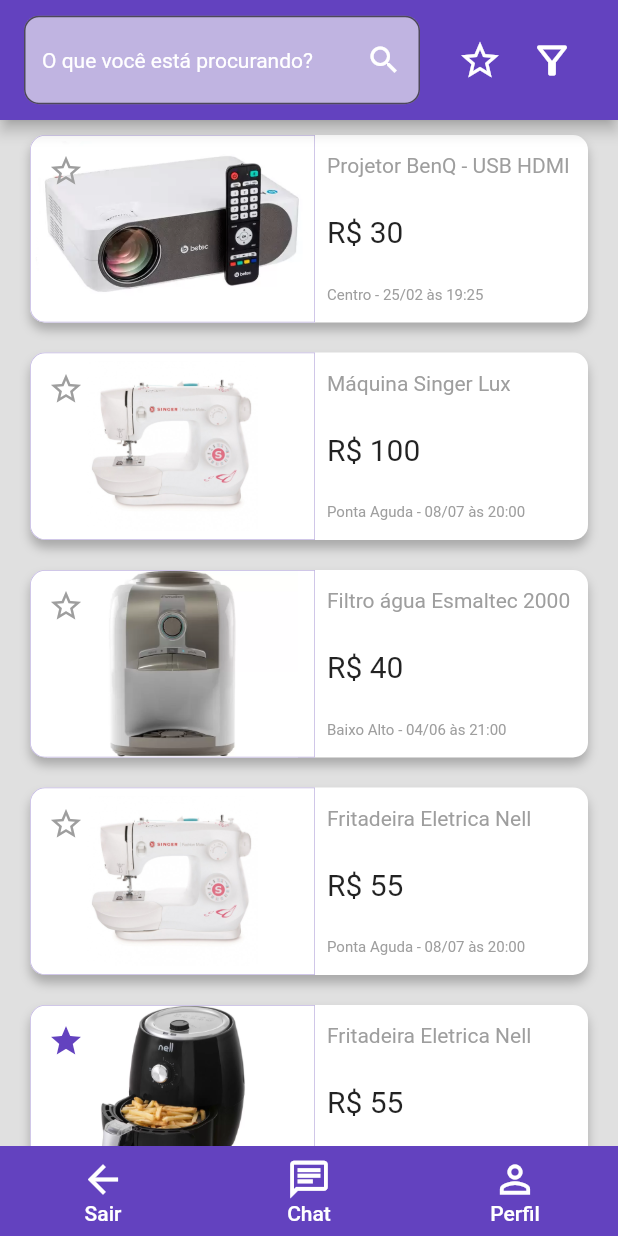
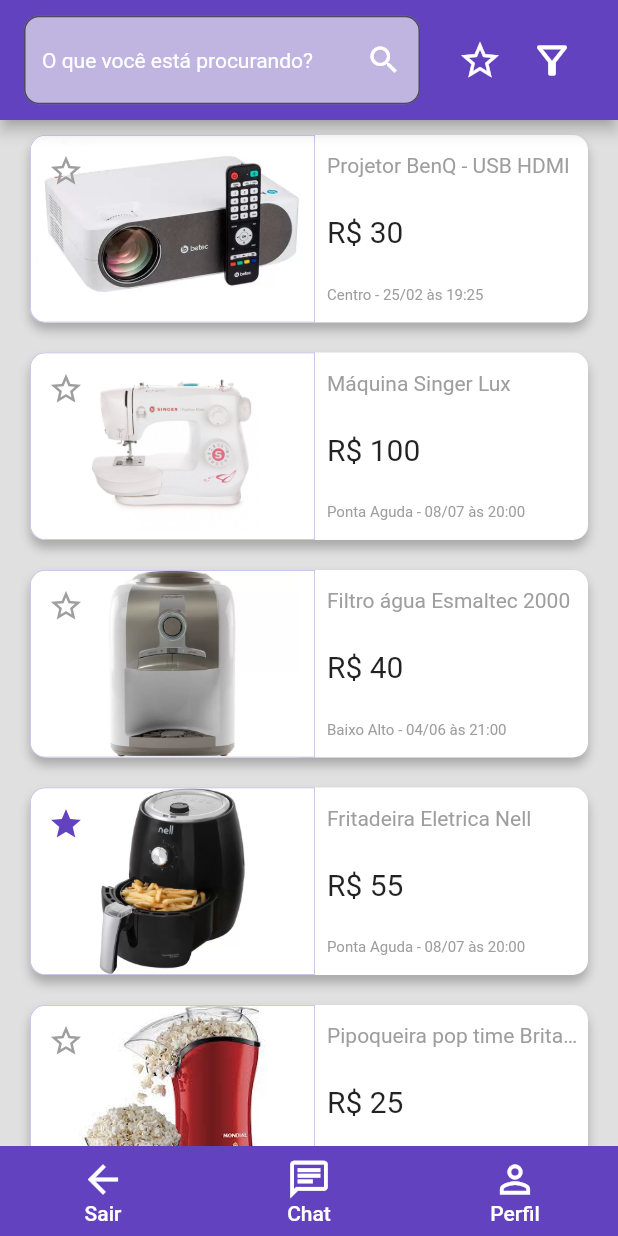
Before and after one commit to GreemerBR/deal, a Flutter app: the screen it shows after launch, after a tap on "ACESSAR", on a phone screen of 412 x 824 dp. Run offline on Flutter 3.47's test engine with Material 2 defaults, Android fonts, the phone set to English and light mode, and no system bars.

Commit message:
[feat] created app_assets core

```diff
--- a/lib/core/app_assets.dart
+++ b/lib/core/app_assets.dart
@@ -1 +1,13 @@
-const String imgCamera = 'assets/images/camerazinha.png';
+const String imgCamera = 'assets/images/camera.png';
+const String imgChat = 'assets/images/chat.png';
+const String imgAirFryer = 'assets/images/AirFryer.png';
+const String imgBackgroundLogin = 'assets/images/background.png';
+const String imgProjetcto = 'assets/images/background.png';
+const String imgPeopleLogin = 'assets/images/people.png';
+const String imgProjector = 'assets/images/projetor.png';
+const String imgSewingMachine = 'assets/images/maquinadecostura.jpg';
+const String imgWaterFilter = 'assets/images/filtroagua.png';
+const String imgPopcornMaker = 'assets/images/pipoqueira.jpeg';
+const String imgSandwichMaker = 'assets/images/sanduicheira.jpeg';
+const String imgBen10 = 'assets/images/ben10.png';
+const String imgWashingMachine = 'assets/images/Brastemp.png';
--- a/lib/presenter/active_announces/widgets/body_announces.dart
+++ b/lib/presenter/active_announces/widgets/body_announces.dart
@@ -1,4 +1,6 @@
 import 'package:flutter/material.dart';
+
+import '../../../core/app_assets.dart';
 
 class BodyAnnounces extends StatelessWidget {
   const BodyAnnounces({
@@ -16,7 +18,7 @@ class BodyAnnounces extends StatelessWidget {
             mainAxisAlignment: MainAxisAlignment.start,
             children: [
               Image.asset(
-                'assets/images/camerazinha.png',
+                imgCamera,
                 height: 150,
               ),
               SizedBox(height: 50),
--- a/lib/presenter/chat/widgets/body_chat.dart
+++ b/lib/presenter/chat/widgets/body_chat.dart
@@ -1,3 +1,4 @@
+import 'package:app_2/core/app_assets.dart';
 import 'package:flutter/material.dart';
 
 class BodyChat extends StatelessWidget {
@@ -11,7 +12,7 @@ class BodyChat extends StatelessWidget {
       mainAxisAlignment: MainAxisAlignment.center,
       children: [
         Image.asset(
-          'assets/images/chatzinho.png',
+          imgChat,
           height: 150,
         ),
         SizedBox(height: 50),
--- a/lib/presenter/favorites/widgets/body_favorites.dart
+++ b/lib/presenter/favorites/widgets/body_favorites.dart
@@ -1,3 +1,4 @@
+import 'package:app_2/core/app_assets.dart';
 import 'package:flutter/material.dart';
 
 import '../../main_menu/widgets/card_product_ad.dart';
@@ -17,7 +18,7 @@ class BodyFavorites extends StatelessWidget {
             productName: 'Fritadeira Eletrica Nell',
             productPrice: '55',
             productLocation: 'Ponta Aguda - 08/07 às 20:00',
-            imageLink: 'assets/images/AirFryer.png',
+            imageLink: imgAirFryer,
             isFavorite: true,
           ),
         ],
--- a/lib/presenter/login/widgets/background_image_login.dart
+++ b/lib/presenter/login/widgets/background_image_login.dart
@@ -1,4 +1,5 @@
 
+import 'package:app_2/core/app_assets.dart';
 import 'package:flutter/material.dart';
 
 class BackgroundImage extends StatelessWidget {
@@ -13,7 +14,7 @@ class BackgroundImage extends StatelessWidget {
       height: MediaQuery.of(context).size.height,
       decoration: const BoxDecoration(
         image: DecorationImage(
-            image: AssetImage('assets/images/background.png'),
+            image: AssetImage(imgBackgroundLogin),
             fit: BoxFit.fitWidth,
             alignment: Alignment(1, -1)),
       ),
@@ -31,7 +32,7 @@ class PeopleImage extends StatelessWidget {
     return Positioned(
       top: 50,
       child: Image.asset(
-        'assets/images/people.png',
+        imgPeopleLogin,
         width: 250,
       ),
     );
--- a/lib/presenter/main_menu/widgets/main_menu_cards.dart
+++ b/lib/presenter/main_menu/widgets/main_menu_cards.dart
@@ -1,3 +1,4 @@
+import 'package:app_2/core/app_assets.dart';
 import 'package:flutter/material.dart';
 
 import 'card_product_ad.dart';
@@ -15,56 +16,50 @@ class MainMenuCards extends StatelessWidget {
           productName: 'Projetor BenQ - USB HDMI',
           productPrice: '30',
           productLocation: 'Centro - 25/02 às 19:25',
-          imageLink: 'assets/images/projetor.png',
+          imageLink: imgProjector,
         ),
         CardProductAd(
           productName: 'Máquina Singer Lux',
           productPrice: '100',
           productLocation: 'Ponta Aguda - 08/07 às 20:00',
-          imageLink: 'assets/images/maquinadecostura.jpg',
+          imageLink: imgSewingMachine,
         ),
         CardProductAd(
           productName: 'Filtro água Esmaltec 2000',
           productPrice: '40',
           productLocation: 'Baixo Alto - 04/06 às 21:00',
-          imageLink: 'assets/images/filtroagua.png',
+          imageLink: imgWaterFilter,
         ),
         CardProductAd(
           productName: 'Fritadeira Eletrica Nell',
           productPrice: '55',
           productLocation: 'Ponta Aguda - 08/07 às 20:00',
-          imageLink: 'assets/images/maquinadecostura.jpg',
-        ),
-        CardProductAd(
-          productName: 'Fritadeira Eletrica Nell',
-          productPrice: '55',
-          productLocation: 'Ponta Aguda - 08/07 às 20:00',
-          imageLink: 'assets/images/AirFryer.png',
+          imageLink: imgAirFryer,
           isFavorite: true,
         ),
         CardProductAd(
           productName: 'Pipoqueira pop time Britania',
           productPrice: '25',
           productLocation: 'Ponta Aguda - 08/07 às 20:00',
-          imageLink: 'assets/images/pipoqueira.jpeg',
+          imageLink: imgPopcornMaker,
         ),
         CardProductAd(
           productName: 'Sanduicheira Britania',
           productPrice: '12',
           productLocation: 'Ponta Aguda - 08/07 às 20:00',
-          imageLink: 'assets/images/sanduicheira.jpeg',
+          imageLink: imgSandwichMaker,
         ),
         CardProductAd(
           productName: 'Boneco Benio 9',
           productPrice: '45',
           productLocation: 'Ponta Aguda - 08/07 às 20:00',
-          imageLink: 'assets/images/ben10.png',
+          imageLink: imgBen10,
         ),
         CardProductAd(
           productName: 'Máquina Brastemp de Lavar',
           productPrice: '87',
           productLocation: 'Ponta Aguda - 08/07 às 20:00',
-          imageLink: 'assets/images/Brastemp.png',
+          imageLink: imgWashingMachine,
         ),
       ],
     );
```
Also changed, not shown: assets/images/camera.png (renamed from assets/images/camerazinha.png), assets/images/chat.png (renamed from assets/images/chatzinho.png).
